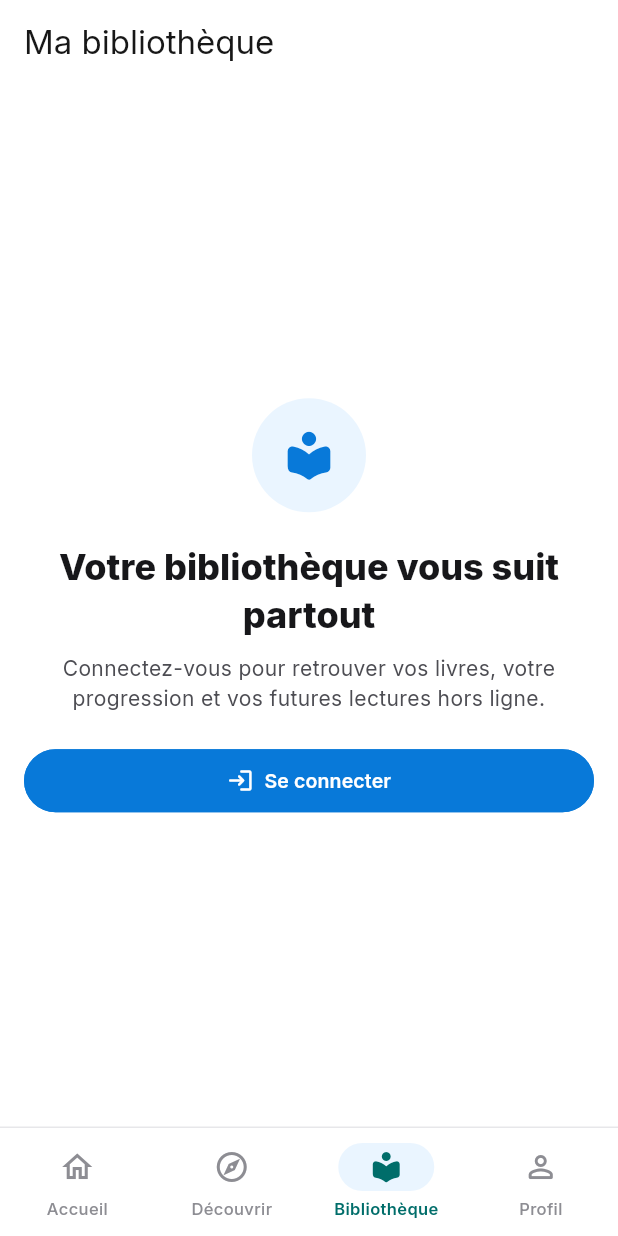
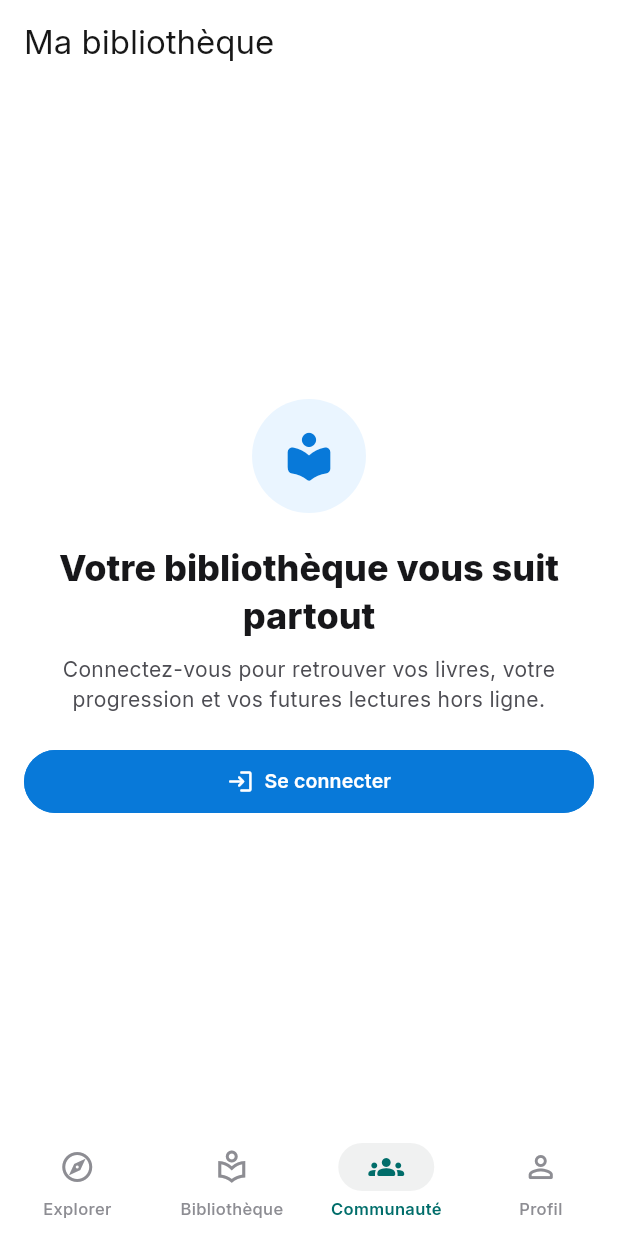
Before and after one commit to elvisalibaba/version4, a Flutter app: the screen it shows after launch, item 3 of the bottom bar chosen, on a phone screen of 412 x 824 dp. Run offline on Flutter 3.47's test engine with Material 3 defaults, Android fonts, the phone set to English and light mode, and no system bars; our stand-ins replace cached_network_image, dio, flutter_riverpod, flutter_secure_storage, go_router, google_fonts and 1 more; missing offline and left inert: pdfx; network calls fail.

Commit message:
feat(explore): use HolisticBooks bottom navigation

```diff
--- a/mobile/lib/src/core/widgets/app_shell.dart
+++ b/mobile/lib/src/core/widgets/app_shell.dart
@@ -1,41 +1,24 @@
 import 'package:flutter/material.dart';
 import 'package:go_router/go_router.dart';
-import 'package:holistic_books/src/core/constants/app_colors.dart';
+import 'package:holistic_books/src/shared/widgets/holistic_bottom_bar.dart';
 
 class AppShell extends StatelessWidget {
   const AppShell({required this.navigationShell, super.key});
+
   final StatefulNavigationShell navigationShell;
 
   @override
   Widget build(BuildContext context) {
     return Scaffold(
       body: navigationShell,
-      bottomNavigationBar: SafeArea(
-        top: false,
-        child: Container(
-          decoration: const BoxDecoration(
-            color: AppColors.navBackground,
-            border: Border(top: BorderSide(color: Color(0xFFE7E7EA))),
-          ),
-          child: NavigationBar(
-            selectedIndex: navigationShell.currentIndex,
+      bottomNavigationBar: HolisticBottomBar(
+        currentIndex: navigationShell.currentIndex,
         onDestinationSelected: (index) {
           navigationShell.goBranch(
             index,
             initialLocation: index == navigationShell.currentIndex,
           );
         },
-            backgroundColor: AppColors.navBackground,
-            indicatorColor: AppColors.softBlue,
-            labelBehavior: NavigationDestinationLabelBehavior.alwaysShow,
-            destinations: const [
-              NavigationDestination(icon: Icon(Icons.home_outlined), selectedIcon: Icon(Icons.home_rounded), label: 'Accueil'),
-              NavigationDestination(icon: Icon(Icons.explore_outlined), selectedIcon: Icon(Icons.explore_rounded), label: 'Découvrir'),
-              NavigationDestination(icon: Icon(Icons.local_library_outlined), selectedIcon: Icon(Icons.local_library_rounded), label: 'Bibliothèque'),
-              NavigationDestination(icon: Icon(Icons.person_outline_rounded), selectedIcon: Icon(Icons.person_rounded), label: 'Profil'),
-            ],
-          ),
-        ),
       ),
     );
   }
```
Lines whose indentation alone changed are shown as unchanged.
